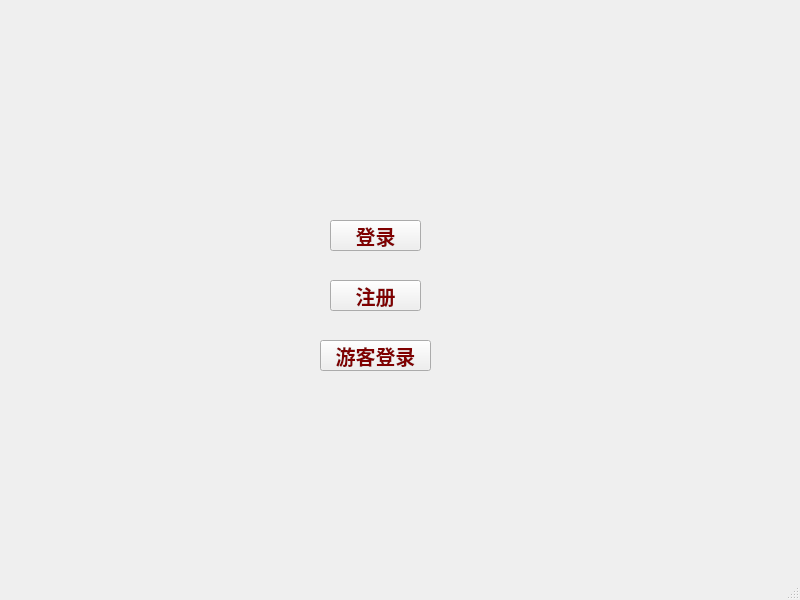
Above: mainwindow.ui from aaaMsLIUfruit/Tomato_bell before the change. Below: the same form after it.
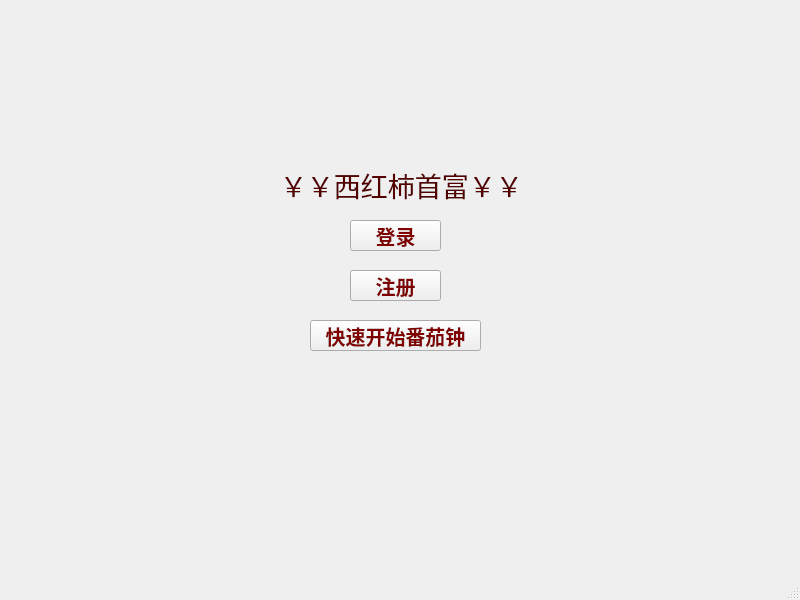
That is the form after the change.

What changed in the file:
```diff
--- a/mainwindow.ui
+++ b/mainwindow.ui
@@ -17,12 +17,19 @@
    <widget class="QPushButton" name="sign_in_button">
     <property name="geometry">
      <rect>
-      <x>330</x>
+      <x>350</x>
       <y>220</y>
       <width>91</width>
       <height>31</height>
      </rect>
     </property>
+    <property name="font">
+     <font>
+      <pointsize>15</pointsize>
+      <italic>false</italic>
+      <bold>true</bold>
+     </font>
+    </property>
     <property name="styleSheet">
      <string notr="true">
 font: &quot;黑体&quot;;
@@ -37,8 +44,8 @@
    <widget class="QPushButton" name="register_button">
     <property name="geometry">
      <rect>
-      <x>330</x>
-      <y>280</y>
+      <x>350</x>
+      <y>270</y>
       <width>91</width>
       <height>31</height>
      </rect>
@@ -56,9 +63,9 @@
    <widget class="QPushButton" name="visitor">
     <property name="geometry">
      <rect>
-      <x>320</x>
-      <y>340</y>
-      <width>111</width>
+      <x>310</x>
+      <y>320</y>
+      <width>171</width>
       <height>31</height>
      </rect>
     </property>
@@ -69,7 +76,25 @@
 color: #800000; </string>
     </property>
     <property name="text">
-     <string>游客登录</string>
+     <string>快速开始番茄钟</string>
+    </property>
+   </widget>
+   <widget class="QLabel" name="label">
+    <property name="geometry">
+     <rect>
+      <x>280</x>
+      <y>160</y>
+      <width>251</width>
+      <height>51</height>
+     </rect>
+    </property>
+    <property name="font">
+     <font>
+      <pointsize>20</pointsize>
+     </font>
+    </property>
+    <property name="text">
+     <string>&lt;html&gt;&lt;head/&gt;&lt;body&gt;&lt;p&gt;&lt;span style=&quot; color:#550000;&quot;&gt;￥￥西红柿首富￥￥&lt;/span&gt;&lt;/p&gt;&lt;/body&gt;&lt;/html&gt;</string>
     </property>
    </widget>
   </widget>
```
